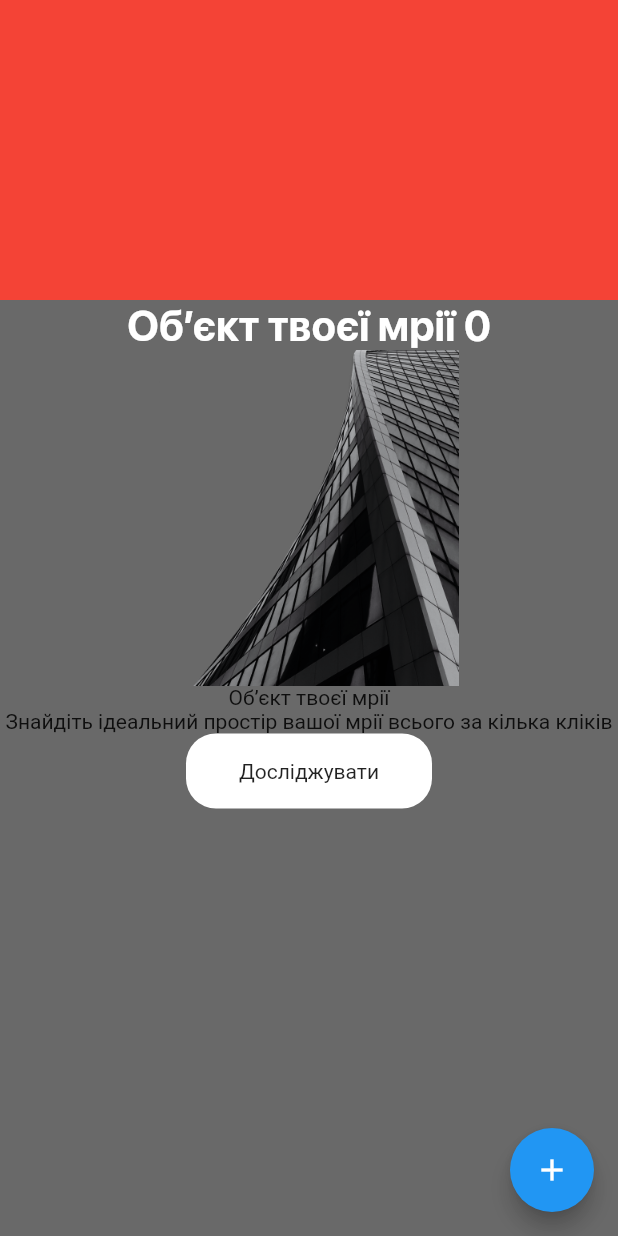
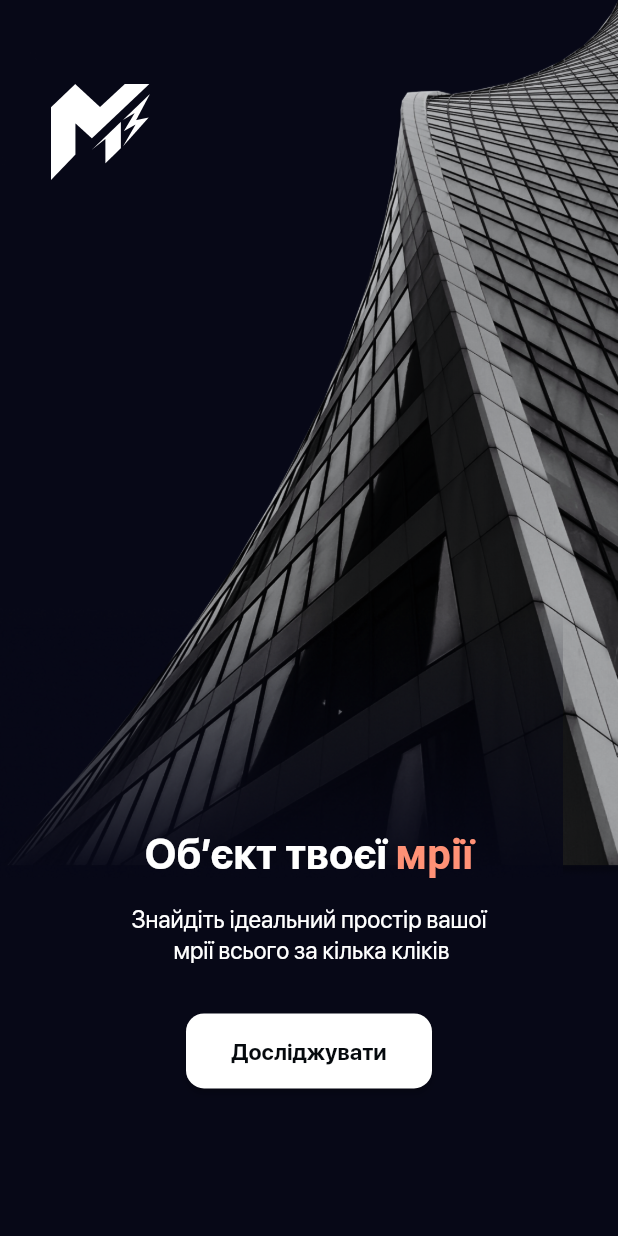
Before and after one commit to F1rman/Flutter-layout-Real-Estate, a Flutter app: the screen it shows after launch, on a phone screen of 412 x 824 dp. Run offline on Flutter 3.47's test engine with Material 2 defaults, Android fonts, the phone set to English and light mode, and no system bars; our stand-ins replace flutter_redux, redux; project files that could hold a hidden picture were left out.

```diff
--- a/lib/main.dart
+++ b/lib/main.dart
@@ -1,6 +1,10 @@
 import 'package:flutter/material.dart';
+import 'package:flutter/services.dart';
 import 'package:flutter_redux/flutter_redux.dart';
 import 'package:redux/redux.dart';
+
+import 'splash/splash.dart';
+import 'styles/style.dart';
 
 enum Actions { Increment }
 
@@ -9,6 +13,7 @@ int counterReducer(int state, dynamic action) {
 }
 
 void main() {
+  SystemChrome.setSystemUIOverlayStyle(SystemUiOverlayStyle.light);
   final store = Store<int>(counterReducer, initialState: 0);
   runApp(MyApp(store: store));
 }
@@ -23,64 +28,12 @@ class MyApp extends StatelessWidget {
       // Widgets will find and use this value as the `Store`.
       store: store,
       child: MaterialApp(
+        debugShowCheckedModeBanner: false,
         title: 'Flutter Demo',
         theme: ThemeData(),
         home: Scaffold(
-          backgroundColor: Color(0xaa1E1E1E),
-          floatingActionButton: StoreConnector<int, VoidCallback>(
-            converter: (store) {
-              // Return a `VoidCallback`, which is a fancy name for a function
-              // with no parameters and no return value.
-              // It only dispatches an Increment action.
-              return () => store.dispatch(Actions.Increment);
-            },
-            builder: (context, callback) {
-              return FloatingActionButton(
-                // Attach the `callback` to the `onPressed` attribute
-                onPressed: callback,
-                tooltip: 'Increment',
-                child: Icon(Icons.add),
-              );
-            },
-          ),
-          body: Column(children: [
-            Container(
-              height: 200,
-              color: Colors.red,
-            ),
-            StoreConnector<int, String>(
-              converter: (store) => store.state.toString(),
-              builder: (context, count) {
-                return Text(
-                  'Об’єкт твоєї мрії $count',
-                  style: TextStyle(
-                    fontFamily: 'SFProDisplay',
-                    color: Colors.white,
-                    fontSize: 28,
-                    fontWeight: FontWeight.w700,
-                  ),
-                );
-              },
-            ),
-            Image.asset(
-              "assets/img/bg_1.png",
-              height: 224,
-              fit: BoxFit.cover,
-              width: 200,
-            ),
-            Text('Об’єкт твоєї мрії'),
-            Text(
-                'Знайдіть ідеальний простір вашої мрії всього за кілька кліків'),
-            InkWell(
-              child: Container(
-                  width: 164,
-                  height: 50,
-                  decoration: BoxDecoration(
-                      color: Colors.white,
-                      borderRadius: BorderRadius.circular(20)),
-                  child: Center(child: Text('Досліджувати'))),
-            )
-          ]),
+          backgroundColor: Color(0xFF070817),
+          body: Splash(),
         ),
       ),
     );
--- /dev/null
+++ b/lib/splash/splash.dart
@@ -0,0 +1,80 @@
+import 'package:flutter/material.dart';
+
+import '../home/home.dart';
+import '../styles/style.dart';
+import '../widgets/my_button.dart';
+
+class Splash extends StatelessWidget {
+  const Splash({
+    Key? key,
+  }) : super(key: key);
+
+  @override
+  Widget build(BuildContext context) {
+    return ListView(
+      children: [
+        Column(children: [
+          Stack(children: [
+            Positioned(
+              left: 34,
+              top: 56,
+              child: Image.asset(
+                "assets/img/logo.png",
+                fit: BoxFit.cover,
+                height: 64,
+                width: 66,
+              ),
+            ),
+            Positioned(
+              child: Image.asset(
+                "assets/img/bg_1.png",
+                fit: BoxFit.cover,
+              ),
+            ),
+            Positioned(
+              left: 0,
+              bottom: 0,
+              child: Image.asset(
+                "assets/img/shadows.png",
+                fit: BoxFit.cover,
+              ),
+            ),
+            Positioned(
+              width: MediaQuery.of(context).size.width,
+              bottom: 0,
+              child: RichText(
+                textAlign: TextAlign.center,
+                text: TextSpan(
+                  text: 'Об’єкт твоєї ',
+                  style: h1,
+                  children: const <TextSpan>[
+                    TextSpan(
+                        text: 'мрії',
+                        style: TextStyle(color: Color(0xFFFF9176))),
+                  ],
+                ),
+              ),
+            ),
+          ]),
+          Container(
+            margin: EdgeInsets.only(top: 16),
+            child: Text(
+              'Знайдіть ідеальний простір вашої \n мрії всього за кілька кліків',
+              style: text.copyWith(),
+              textAlign: TextAlign.center,
+            ),
+          ),
+          myButton(
+              text: 'Досліджувати',
+              onPressed: () => {
+                    Navigator.of(context).push(
+                      MaterialPageRoute(
+                        builder: (context) => Home(),
+                      ),
+                    )
+                  })
+        ]),
+      ],
+    );
+  }
+}
--- a/lib/styles/style.dart
+++ b/lib/styles/style.dart
@@ -0,0 +1,24 @@
+import 'package:flutter/material.dart';
+
+const h1 = TextStyle(
+  fontFamily: 'SFProDisplay',
+  color: Colors.white,
+  fontSize: 28,
+  fontWeight: FontWeight.w700,
+);
+
+const text = TextStyle(
+  fontFamily: 'SFProDisplay',
+  color: Colors.white,
+  fontSize: 16,
+  height: 1.3,
+  fontWeight: FontWeight.w400,
+);
+
+const text_button = TextStyle(
+  fontFamily: 'SFProDisplay',
+  color: Color(0xFF05090D),
+  fontSize: 15,
+  height: 1.35,
+  fontWeight: FontWeight.w600,
+);
--- /dev/null
+++ b/lib/widgets/my_button.dart
@@ -0,0 +1,34 @@
+import 'package:flutter/material.dart';
+
+import '../styles/style.dart';
+
+class myButton extends StatelessWidget {
+  const myButton({
+    Key? key,
+    this.text,
+    this.onPressed,
+  }) : super(key: key);
+  final onPressed;
+  final text;
+  @override
+  Widget build(BuildContext context) {
+    return Container(
+      margin: EdgeInsets.only(top: 32),
+      width: 164,
+      height: 50,
+      child: MaterialButton(
+        color: Colors.white,
+        shape: RoundedRectangleBorder(borderRadius: BorderRadius.circular(12)),
+        child: Container(
+            width: 164,
+            height: 50,
+            child: Center(
+                child: Text(
+              text,
+              style: text_button,
+            ))),
+        onPressed: onPressed,
+      ),
+    );
+  }
+}
```
Also changed, not shown: lib/home/home.dart (added, +30 -0 lines), lib/widgets/bottom_navigation.dart (added, +115 -0 lines), assets/img/bg_1.png, assets/img/contacts-icon.png (added), assets/img/home-icon.png (added), assets/img/logo.png (added), assets/img/saved-icon.png (added), assets/img/shadows.png (added), 2 other files.
